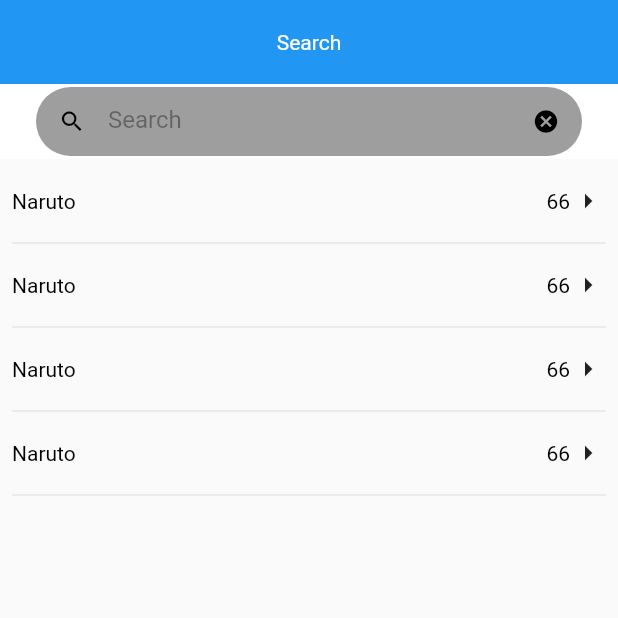
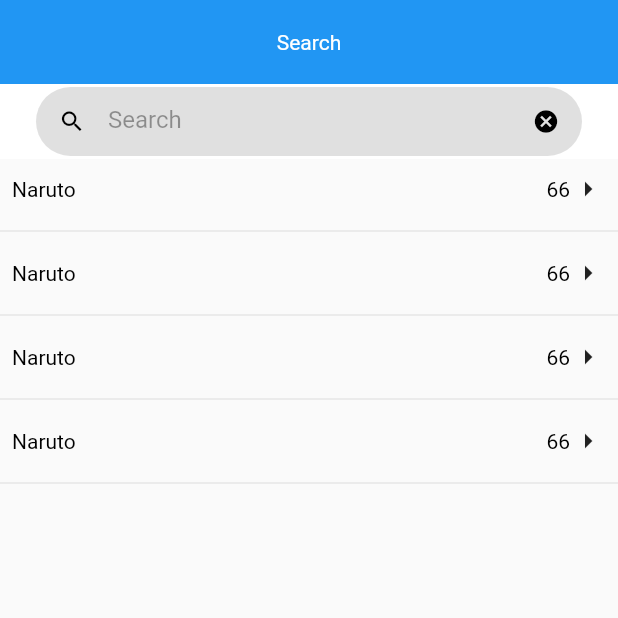
Before and after one commit to mikhoaitay23/tanzak_clone, a Flutter app: the SearchScreen screen opened directly, on a phone screen of 412 x 824 dp, the top half of it. Run offline on Flutter 3.47's test engine with Material 2 defaults, Android fonts, the phone set to English and light mode, and no system bars; our stand-ins replace carousel_slider, get, smooth_page_indicator; missing offline and left inert: expand_widget; network calls fail.

Commit message:
- update

```diff
--- a/lib/main.dart
+++ b/lib/main.dart
@@ -66,6 +66,8 @@ class _HomePageState extends State<HomePage> {
         currentIndex: currentPosition,
         selectedItemColor: Colors.blue,
         unselectedItemColor: Colors.grey,
+        showSelectedLabels: true,
+        showUnselectedLabels: true,
         onTap: (index) => setState(() => currentPosition = index),
         items: const [
           BottomNavigationBarItem(icon: Icon(Icons.home), label: 'Home'),
--- a/lib/screen/search_screen/search_screen.dart
+++ b/lib/screen/search_screen/search_screen.dart
@@ -20,23 +20,24 @@ class SearchScreen extends StatelessWidget {
               color: Colors.white,
               height: 50.0,
               width: double.infinity,
-              child: const Padding(
-                padding: EdgeInsets.symmetric(horizontal: 24, vertical: 2),
+              child: Padding(
+                padding:
+                    const EdgeInsets.symmetric(horizontal: 24, vertical: 2),
                 child: TextField(
                   decoration: InputDecoration(
                       filled: true,
                       isDense: true,
-                      fillColor: Colors.grey,
-                      prefixIcon: Icon(Icons.search, color: Colors.black),
-                      suffixIcon: Icon(
+                      fillColor: Colors.grey[300],
+                      prefixIcon: const Icon(Icons.search, color: Colors.black),
+                      suffixIcon: const Icon(
                         Icons.cancel,
                         color: Colors.black,
                       ),
-                      border: OutlineInputBorder(
+                      border: const OutlineInputBorder(
                         borderSide: BorderSide.none,
                         borderRadius: BorderRadius.all(Radius.circular(40)),
                       ),
-                      hintStyle: TextStyle(color: Colors.black38),
+                      hintStyle: const TextStyle(color: Colors.black38),
                       hintText: Strings.search),
                 ),
               )),
@@ -44,12 +45,14 @@ class SearchScreen extends StatelessWidget {
         ),
       ),
       body: ListView.builder(
-        padding: const EdgeInsets.all(8),
         itemCount: fakeItemSearch.length,
         itemBuilder: (BuildContext context, int index) {
-          return Column(children: [
-            Padding(
-              padding: const EdgeInsets.symmetric(vertical: 8),
+          return Column(
+            children: [
+              InkWell(
+                onTap: () {},
+                child: Padding(
+                  padding: const EdgeInsets.all(8),
                   child: Row(
                     mainAxisAlignment: MainAxisAlignment.spaceBetween,
                     children: [
@@ -60,7 +63,8 @@ class SearchScreen extends StatelessWidget {
                       Row(
                         children: [
                           KText(
-                        text: fakeItemSearch[index].numberOfPages.toString(),
+                            text:
+                                fakeItemSearch[index].numberOfPages.toString(),
                             color: Colors.black,
                           ),
                           const Icon(Icons.arrow_right),
@@ -69,8 +73,10 @@ class SearchScreen extends StatelessWidget {
                     ],
                   ),
                 ),
+              ),
               const Divider(),
-          ]);
+            ],
+          );
         },
       ),
     );
```
Also changed, not shown: lib/screen/home_screen/home_binding.dart (added, +9 -0 lines), lib/screen/home_screen/home_controller.dart (added, +9 -0 lines), lib/screen/home_screen/home_screen.dart (+8 -4 lines), lib/widget/item_episode.dart (+9 -10 lines). Lines whose indentation alone changed are shown as unchanged.
